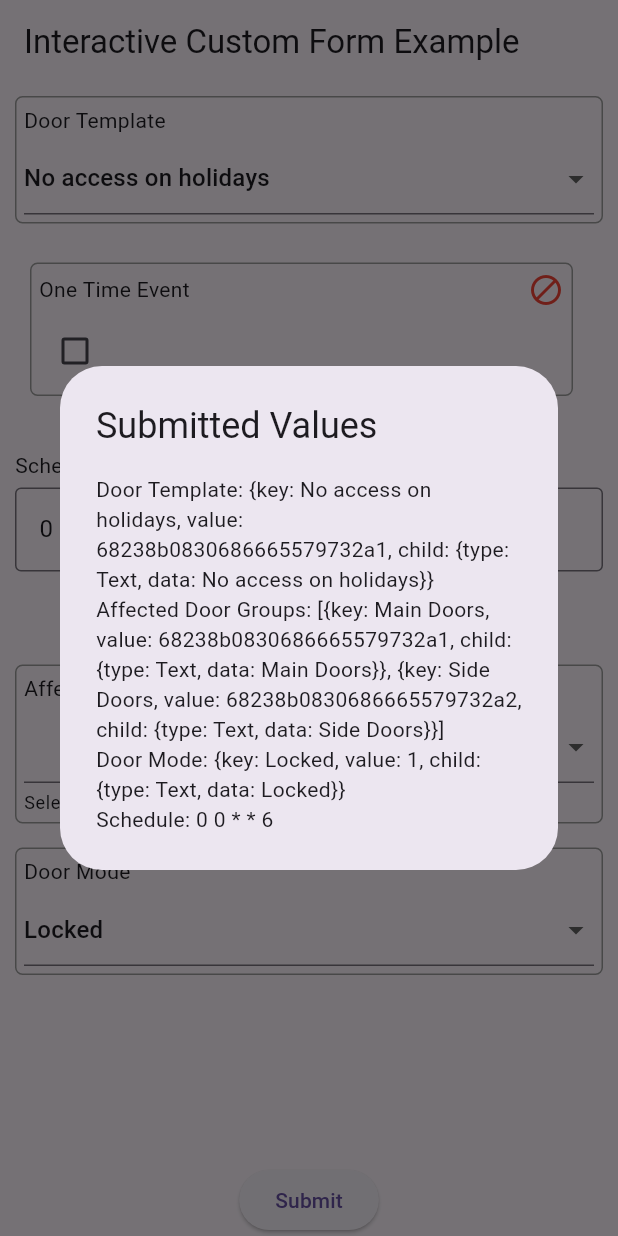
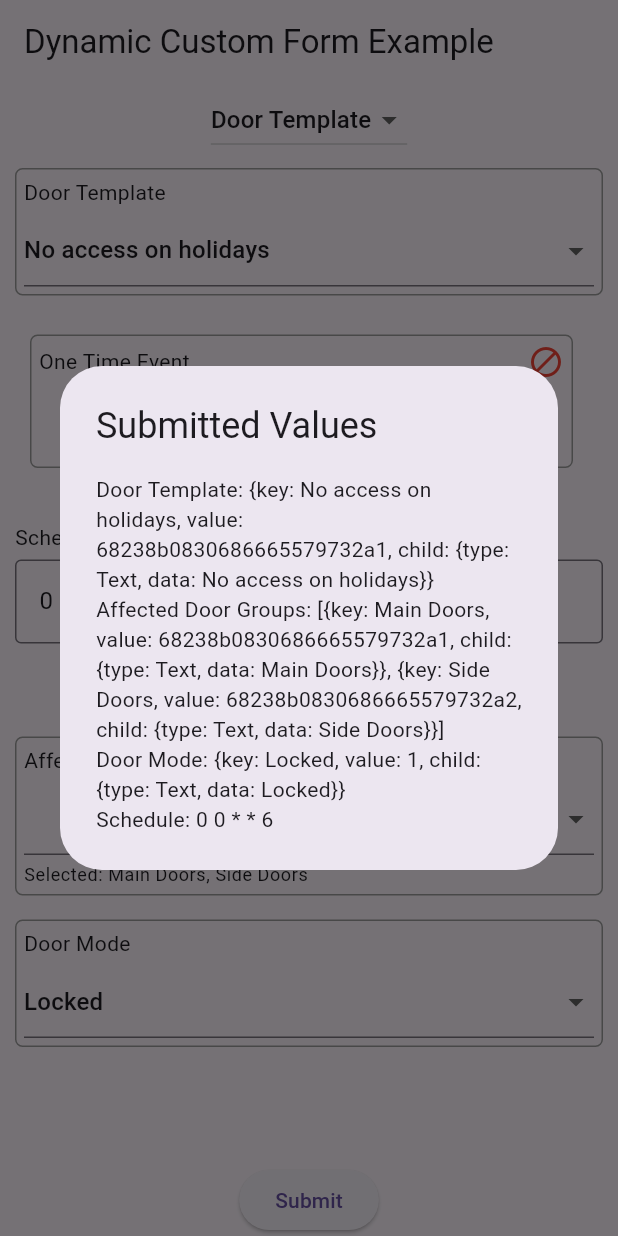
Before and after one commit to SimonWang9610/acre_labs, a Flutter app: the screen it shows after launch, after a tap on "Submit", on a phone screen of 412 x 824 dp. Run offline on Flutter 3.47's test engine with Material 3 defaults, Android fonts, the phone set to English and light mode, and no system bars; our stand-ins replace flutter_riverpod; missing offline and left inert: two_dimensional_scrollables.

Commit message:
dynamic text & nonField property

```diff
--- a/lib/dynamic_custom_form/core.dart
+++ b/lib/dynamic_custom_form/core.dart
@@ -24,6 +24,10 @@ class _CFStateWrapperWidgetState extends State<CFStateWrapperWidget>
     final config = widget.jsonField.uiConfig;
 
     return config?["isOptional"] == true || config?["isRequired"] == false;
+  }
+
+  bool get isNonField {
+    return widget.jsonField.isNonField;
   }
 
   bool get isVisible => _isVisible;
@@ -108,15 +112,19 @@ class CFFieldRegistry {
   }
 
   void reportValueChange(String label, dynamic value) {
+    final fieldState = _fieldStates[label];
+
+    // do not collect value for non-field but dynamic widgets
+    if (fieldState == null || fieldState.isNonField) return;
+
     assert(() {
-      if (_fieldValues.containsKey(label)) {
-        final currentValue = _fieldValues[label];
-        if (currentValue != null &&
-            currentValue.runtimeType != value.runtimeType) {
-          return false;
-        }
+      final currentValue = _fieldValues[label];
+
+      if (currentValue == null || value == null) {
+        return true;
       }
-      return true;
+
+      return currentValue.runtimeType == value.runtimeType;
     }(), "Field value type inconsistent: $label: $value");
 
     _fieldValues[label] = value;
@@ -144,7 +152,7 @@ class CFFieldRegistry {
 
     for (final label in _fieldValues.keys) {
       final field = _fieldStates[label];
-      if (field == null) continue;
+      if (field == null || field.isNonField) continue;
       if (excludeInvisible && !field.isVisible) continue;
 
       values[label] = _fieldValues[label];
--- a/lib/dynamic_custom_form/example.dart
+++ b/lib/dynamic_custom_form/example.dart
@@ -14,9 +14,21 @@ class DynamicCustomFormExample extends StatefulWidget {
 }
 
 class _DynamicCustomFormExampleState extends State<DynamicCustomFormExample> {
-  late final registry = CFFieldRegistry(
+  late CFFieldRegistry registry = CFFieldRegistry(
     formDefinitions: widget.formDefinition,
   );
+
+  @override
+  void didUpdateWidget(covariant DynamicCustomFormExample oldWidget) {
+    super.didUpdateWidget(oldWidget);
+
+    if (oldWidget.formDefinition != widget.formDefinition) {
+      registry.reset();
+      registry = CFFieldRegistry(
+        formDefinitions: widget.formDefinition,
+      );
+    }
+  }
 
   @override
   void dispose() {
@@ -26,11 +38,7 @@ class _DynamicCustomFormExampleState extends State<DynamicCustomFormExample> {
 
   @override
   Widget build(BuildContext context) {
-    return Scaffold(
-      appBar: AppBar(
-        title: const Text('Interactive Custom Form Example'),
-      ),
-      body: CFManager(
+    return CFManager(
       registry: registry,
       child: Column(
         spacing: 20,
@@ -49,8 +57,7 @@ class _DynamicCustomFormExampleState extends State<DynamicCustomFormExample> {
               showDialog(
                 context: context,
                 builder: (context) {
-                    final values =
-                        registry.getFormValues(excludeInvisible: true);
+                  final values = registry.getFormValues(excludeInvisible: true);
 
                   return AlertDialog(
                     title: Text('Submitted Values'),
@@ -69,7 +76,6 @@ class _DynamicCustomFormExampleState extends State<DynamicCustomFormExample> {
           ),
         ],
       ),
-      ),
     );
   }
 }
--- a/lib/dynamic_custom_form/example_schema.dart
+++ b/lib/dynamic_custom_form/example_schema.dart
@@ -1,4 +1,4 @@
-final oldSchema = [
+final doorTemplateSchema = [
   {
     "type": "DropdownButtonFormFieldWidget",
     "label": "Door Template",
@@ -159,3 +159,51 @@ final oldSchema = [
     ]
   }
 ];
+
+final dynamicTextSchema = [
+  {
+    "type": "DropdownButtonFormFieldWidget",
+    "label": "Display Mode",
+
+    /// indicate this is a non-field widget, only for UI purpose,
+    /// its value will not be collected in the form submission
+    "nonField": true,
+    "items": [
+      {
+        "key": "Show Details",
+        "child": {"type": "Text", "data": "Show Details"}
+      },
+      {
+        "key": "Hide Details",
+        "child": {"type": "Text", "data": "Hide Details"}
+      },
+    ],
+    "@actions": {
+      "Show Details": {
+        "Info Section": {
+          "@state": {"visible": true}
+        }
+      },
+      "Hide Details": {
+        "Info Section": {
+          "@state": {"visible": false}
+        }
+      },
+    }
+  },
+  {
+    "type": "Align",
+    "child": {
+      "type": "Text",
+      "label": "Info Section",
+
+      /// indicate this is a non-field widget, only for UI purpose
+      /// its value will not be collected in the form submission
+      "nonField": true,
+      "@preset": {
+        "@state": {"visible": false},
+      },
+      "data": "Text content able to be controlled by dropdown"
+    }
+  }
+];
--- a/lib/dynamic_custom_form/json_field.dart
+++ b/lib/dynamic_custom_form/json_field.dart
@@ -113,6 +113,10 @@ class JsonField {
   dynamic operator [](String key) {
     return _raw[key];
   }
+
+  bool get isNonField {
+    return uiConfig?["nonField"] == true || _raw["nonField"] == true;
+  }
 }
 
 void _convertPreset(Map<String, dynamic> json) {
--- a/lib/dynamic_custom_form/utils.dart
+++ b/lib/dynamic_custom_form/utils.dart
@@ -5,6 +5,8 @@ import 'package:acre_labs/dynamic_custom_form/widgets/cron_schedule_widget.dart'
 import 'package:acre_labs/dynamic_custom_form/widgets/single_dropdown_widget.dart';
 import 'package:acre_labs/dynamic_custom_form/widgets/time_duration_widget.dart';
 import 'package:flutter/material.dart';
+
+import 'non_field_widgets/dynamic_text.dart';
 
 /// A helper class to build widgets from JSON definitions.
 class CFWidgetBuilder {
@@ -153,6 +155,10 @@ class CFFieldBuilder {
           action: action,
           readonly: readonly,
         ),
+      DynamicTextWidget.name => DynamicTextWidget(
+          jsonField: field,
+          action: action,
+        ),
       _ => throw UnsupportedError(
           'Unsupported field type: ${field.type}',
         ),
--- a/lib/main.dart
+++ b/lib/main.dart
@@ -19,8 +19,70 @@ class MyApp extends StatelessWidget {
   @override
   Widget build(BuildContext context) {
     return MaterialApp(
-      home: DynamicCustomFormExample(
-        formDefinition: oldSchema,
+      home: _Example(),
+    );
+  }
+}
+
+class _Example extends StatefulWidget {
+  const _Example();
+
+  @override
+  State<_Example> createState() => __ExampleState();
+}
+
+class __ExampleState extends State<_Example> {
+  final _examples = {
+    "Door Template": doorTemplateSchema,
+    "Dynamic Text": dynamicTextSchema,
+  };
+
+  final _selectedSchema = ValueNotifier<String>("Door Template");
+
+  @override
+  void dispose() {
+    _selectedSchema.dispose();
+    super.dispose();
+  }
+
+  @override
+  Widget build(BuildContext context) {
+    return Scaffold(
+      appBar: AppBar(
+        title: const Text("Dynamic Custom Form Example"),
+      ),
+      body: Column(
+        children: [
+          ValueListenableBuilder<String>(
+            valueListenable: _selectedSchema,
+            builder: (context, schemaName, child) {
+              return DropdownButton<String>(
+                value: schemaName,
+                items: _examples.keys
+                    .map((key) => DropdownMenuItem(
+                          value: key,
+                          child: Text(key),
+                        ))
+                    .toList(),
+                onChanged: (value) {
+                  if (value != null) {
+                    _selectedSchema.value = value;
+                  }
+                },
+              );
+            },
+          ),
+          Expanded(
+            child: ValueListenableBuilder(
+              valueListenable: _selectedSchema,
+              builder: (context, schemaName, child) {
+                return DynamicCustomFormExample(
+                  formDefinition: _examples[schemaName]!,
+                );
+              },
+            ),
+          ),
+        ],
       ),
     );
   }
```
Also changed, not shown: lib/dynamic_custom_form/non_field_widgets/dynamic_text.dart (added, +46 -0 lines), 1 other file. Lines whose indentation alone changed are shown as unchanged.
